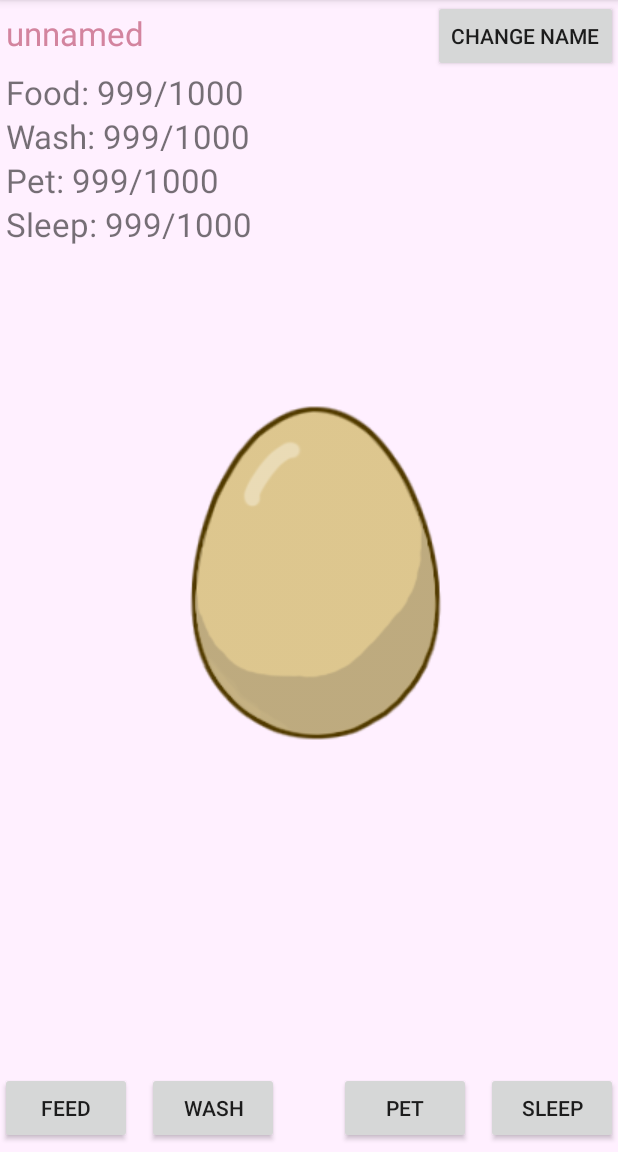
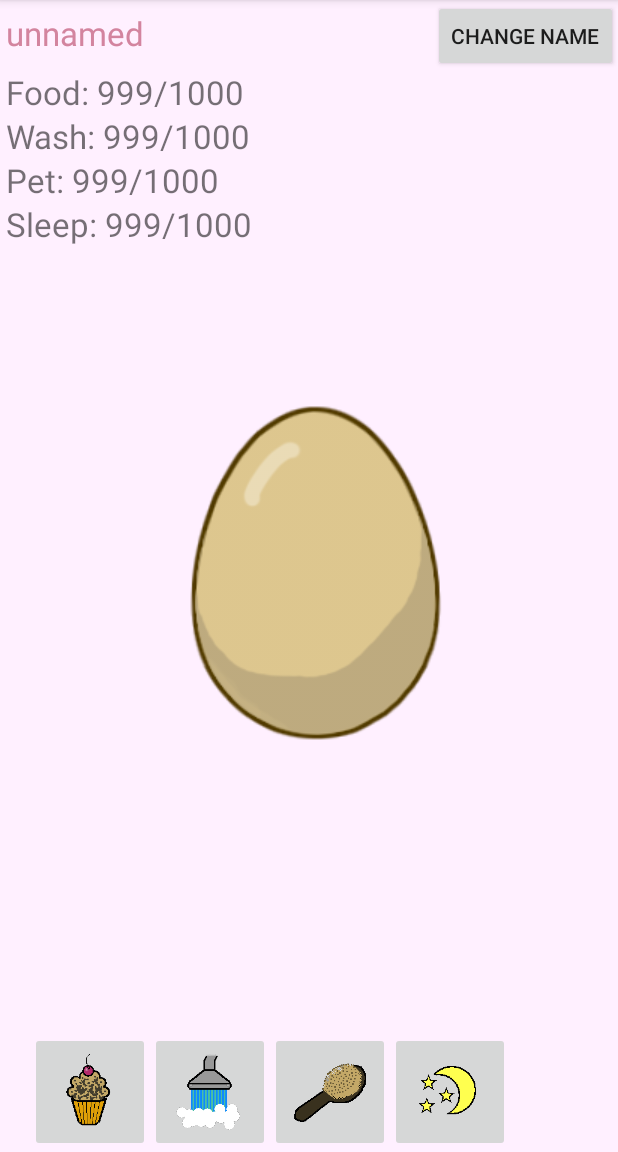
Before and after one commit to ToveVirtanen/Lemmikki, an Android app: the screen it shows after launch (MainActivity), on a phone screen of 412 x 824 dp, the part 84-1236 px from its top. Run offline under Robolectric (Android 15) with nearby library versions, the phone set to English and light mode, and no system bars.

Commit message:
add image buttons

```diff
--- a/app/build.gradle
+++ b/app/build.gradle
@@ -5,7 +5,7 @@ android {
     buildToolsVersion "25.0.3"
     defaultConfig {
         applicationId "com.example.user.lemmikki"
-        minSdkVersion 24
+        minSdkVersion 21
         targetSdkVersion 25
         versionCode 1
         versionName "1.0"
--- a/app/src/main/java/com/example/user/lemmikki/MainActivity.java
+++ b/app/src/main/java/com/example/user/lemmikki/MainActivity.java
@@ -5,6 +5,7 @@ import android.content.Context;
 import android.content.SharedPreferences;
 import android.graphics.Color;
 import android.graphics.drawable.Drawable;
+import android.media.Image;
 import android.os.Bundle;
 import android.os.Handler;
 import android.preference.PreferenceManager;
@@ -12,6 +13,7 @@ import android.util.Log;
 import android.view.View;
 import android.widget.Button;
 import android.widget.EditText;
+import android.widget.ImageButton;
 import android.widget.ImageView;
 import android.support.v7.app.AppCompatActivity;
 import android.widget.RelativeLayout;
@@ -19,15 +21,14 @@ import android.widget.TextView;
 
 import java.util.Timer;
 import java.util.TimerTask;
-
-import static com.example.user.lemmikki.R.id.EditTextName;
-import static com.example.user.lemmikki.R.id.TextViewName;
-import static com.example.user.lemmikki.R.id.buttonFeed;
-import static com.example.user.lemmikki.R.id.buttonName;
-import static com.example.user.lemmikki.R.id.buttonPet;
-import static com.example.user.lemmikki.R.id.buttonSleep;
-import static com.example.user.lemmikki.R.id.buttonWash;
-import static com.example.user.lemmikki.R.id.main_container;
+//import static com.example.user.lemmikki.R.id.EditTextName;
+//import static com.example.user.lemmikki.R.id.TextViewName;
+//import static com.example.user.lemmikki.R.id.ImageButtonFeed;
+//import static com.example.user.lemmikki.R.id.buttonName;
+//
+//import static com.example.user.lemmikki.R.id.buttonSleep;
+//import static com.example.user.lemmikki.R.id.buttonWash;
+//import static com.example.user.lemmikki.R.id.main_container;
 
 public class MainActivity extends AppCompatActivity {
 
@@ -69,7 +70,7 @@ public class MainActivity extends AppCompatActivity {
 
         final ImageView imageView = (ImageView) findViewById(R.id.egg);
 
-        Button buttonFeed = (Button) findViewById(R.id.buttonFeed);
+        ImageButton ImageButtonFeed = (ImageButton) findViewById(R.id.ImageButtonFeed);
         View.OnClickListener listenerFeed = new View.OnClickListener() {
             @Override
             public void onClick(View v) {
@@ -84,9 +85,9 @@ public class MainActivity extends AppCompatActivity {
                 }
             }
         };
-        buttonFeed.setOnClickListener(listenerFeed);
+        ImageButtonFeed.setOnClickListener(listenerFeed);
 
-        Button buttonWash = (Button) findViewById(R.id.buttonWash);
+        ImageButton ImageButtonWash = (ImageButton) findViewById(R.id.ImageButtonWash);
         View.OnClickListener listenerWash = new View.OnClickListener() {
             @Override
             public void onClick(View v) {
@@ -101,9 +102,9 @@ public class MainActivity extends AppCompatActivity {
                 }
             }
         };
-        buttonWash.setOnClickListener(listenerWash);
+        ImageButtonWash.setOnClickListener(listenerWash);
 
-        Button buttonPet = (Button) findViewById(R.id.buttonPet);
+        ImageButton ImageButtonPet = (ImageButton) findViewById(R.id.ImageButtonPet);
         View.OnClickListener listenerPet = new View.OnClickListener() {
             @Override
             public void onClick(View v) {
@@ -119,9 +120,9 @@ public class MainActivity extends AppCompatActivity {
             }
 
         };
-        buttonPet.setOnClickListener(listenerPet);
+        ImageButtonPet.setOnClickListener(listenerPet);
 
-        Button buttonSleep = (Button) findViewById(R.id.buttonSleep);
+        ImageButton ImageButtonSleep = (ImageButton) findViewById(R.id.ImageButtonSleep);
         View.OnClickListener listenerSleep = new View.OnClickListener() {
             @Override
             public void onClick(View v){
@@ -139,7 +140,7 @@ public class MainActivity extends AppCompatActivity {
             }
 
         };
-        buttonSleep.setOnClickListener(listenerSleep);
+        ImageButtonSleep.setOnClickListener(listenerSleep);
 
         final Button buttonName = (Button) findViewById(R.id.buttonName);
         View.OnClickListener listenerName = new View.OnClickListener() {
--- a/app/src/main/res/layout/activity_main.xml
+++ b/app/src/main/res/layout/activity_main.xml
@@ -64,47 +64,88 @@
         />
 
 
-    <Button
-        android:id="@+id/buttonFeed"
-        android:layout_width="wrap_content"
-        android:layout_height="wrap_content"
-        android:text="Feed"
+    <!--<Button-->
+        <!--android:id="@+id/ImageButtonFeed"-->
+        <!--android:layout_width="wrap_content"-->
+        <!--android:layout_height="wrap_content"-->
+        <!--android:text="Feed"-->
+        <!--android:layout_alignParentBottom="true"-->
+        <!--android:layout_alignParentStart="true"-->
+        <!--android:layout_marginBottom="5dp"-->
+    <ImageButton
+        android:id="@+id/ImageButtonFeed"
+        android:layout_width="80dp"
+        android:layout_height="80dp"
+        android:scaleType="centerInside"
+        android:src="@drawable/cupcake"
         android:layout_alignParentBottom="true"
-        android:layout_alignParentStart="true"
-        android:layout_marginBottom="5dp"
-        />
+        android:layout_alignParentLeft="true"
+        android:layout_marginLeft="20dp"
+        android:layout_toEndOf="@+id/buttonSettings" />
 
-    <Button
-        android:id="@+id/buttonWash"
-        android:layout_width="wrap_content"
-        android:layout_height="wrap_content"
-        android:text="Wash"
-        android:layout_alignParentBottom="true"
-        android:layout_toEndOf="@id/buttonFeed"
-        android:layout_marginLeft="10dp"
-        android:layout_marginBottom="5dp"
-        />
 
-    <Button
-        android:id="@+id/buttonSleep"
-        android:layout_width="wrap_content"
-        android:layout_height="wrap_content"
-        android:text="Sleep"
-        android:layout_alignParentBottom="true"
-        android:layout_alignParentEnd="true"
-        android:layout_marginBottom="5dp"
-        />
+    <!--<Button-->
+        <!--android:id="@+id/buttonWash"-->
+        <!--android:layout_width="wrap_content"-->
+        <!--android:layout_height="wrap_content"-->
+        <!--android:text="Wash"-->
+        <!--android:layout_alignParentBottom="true"-->
+        <!--android:layout_toEndOf="@id/ImageButtonFeed"-->
+        <!--android:layout_marginLeft="10dp"-->
+        <!--android:layout_marginBottom="5dp"-->
+        <!--/>-->
+    <ImageButton
+        android:id="@+id/ImageButtonWash"
+        android:layout_width="80dp"
+        android:layout_height="80dp"
+        android:scaleType="centerInside"
+        android:src="@drawable/shower"
+        android:layout_alignBottom="@+id/ImageButtonFeed"
+        android:layout_toRightOf="@+id/ImageButtonFeed" />
 
-    <Button
-        android:id="@+id/buttonPet"
-        android:layout_width="wrap_content"
-        android:layout_height="wrap_content"
-        android:text="Pet"
-        android:layout_alignParentBottom="true"
-        android:layout_toStartOf="@id/buttonSleep"
-        android:layout_marginRight="10dp"
-        android:layout_marginBottom="5dp"
-        />
+    <!--<Button-->
+        <!--android:id="@+id/buttonSleep"-->
+        <!--android:layout_width="wrap_content"-->
+        <!--android:layout_height="wrap_content"-->
+        <!--android:text="Sleep"-->
+        <!--android:layout_alignParentBottom="true"-->
+        <!--android:layout_alignParentEnd="true"-->
+        <!--android:layout_marginBottom="5dp"-->
+        <!--/>-->
+    <ImageButton
+        android:id="@+id/ImageButtonSleep"
+        android:layout_width="80dp"
+        android:layout_height="80dp"
+        android:scaleType="centerInside"
+        android:src="@drawable/night"
+        android:layout_alignBottom="@+id/ImageButtonPet"
+        android:layout_toRightOf="@+id/ImageButtonPet" />
+        <!--android:layout_alignBottom="@+id/ImageButtonFeed"-->
+
+    <!--<Button-->
+        <!--android:id="@+id/buttonPet"-->
+        <!--android:layout_width="wrap_content"-->
+        <!--android:layout_height="wrap_content"-->
+        <!--android:text="Pet"-->
+        <!--android:layout_alignParentBottom="true"-->
+        <!--android:layout_toStartOf="@id/buttonSleep"-->
+        <!--android:layout_marginRight="10dp"-->
+        <!--android:layout_marginBottom="5dp"-->
+        <!--/>-->
+    <ImageButton
+        android:id="@+id/ImageButtonPet"
+        android:layout_width="80dp"
+        android:layout_height="80dp"
+        android:src="@drawable/brush"
+        android:scaleType="centerInside"
+        android:layout_alignBottom="@+id/ImageButtonWash"
+        android:layout_toRightOf="@+id/ImageButtonWash" />
+        <!--android:layout_above="@+id/ImageButtonSleep"-->
+        <!--android:layout_alignParentBottom="true"-->
+        <!--android:layout_toStartOf="@id/ImageButtonSleep"-->
+        <!--android:layout_marginRight="10dp"-->
+        <!--android:layout_marginBottom="5dp"/>-->
+
 
 
     <Button
```
Also changed, not shown: app/src/main/res/drawable/brush.png (added), app/src/main/res/drawable/cupcake.png (added), app/src/main/res/drawable/night.png (added), app/src/main/res/drawable/shower.png (added).
